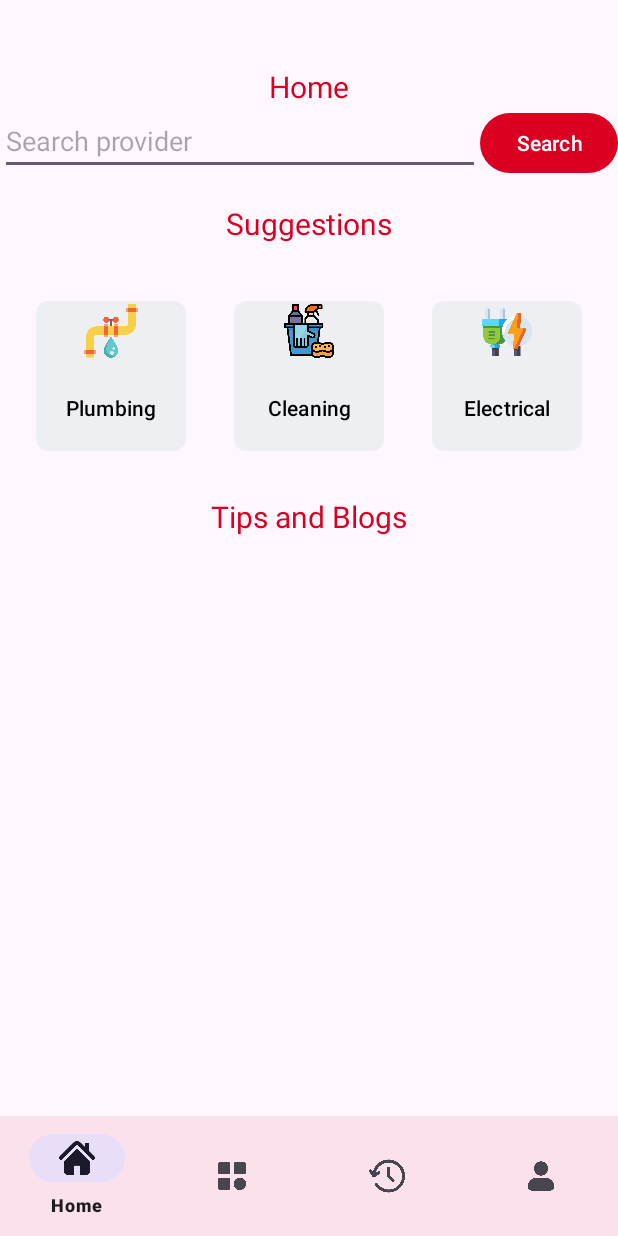
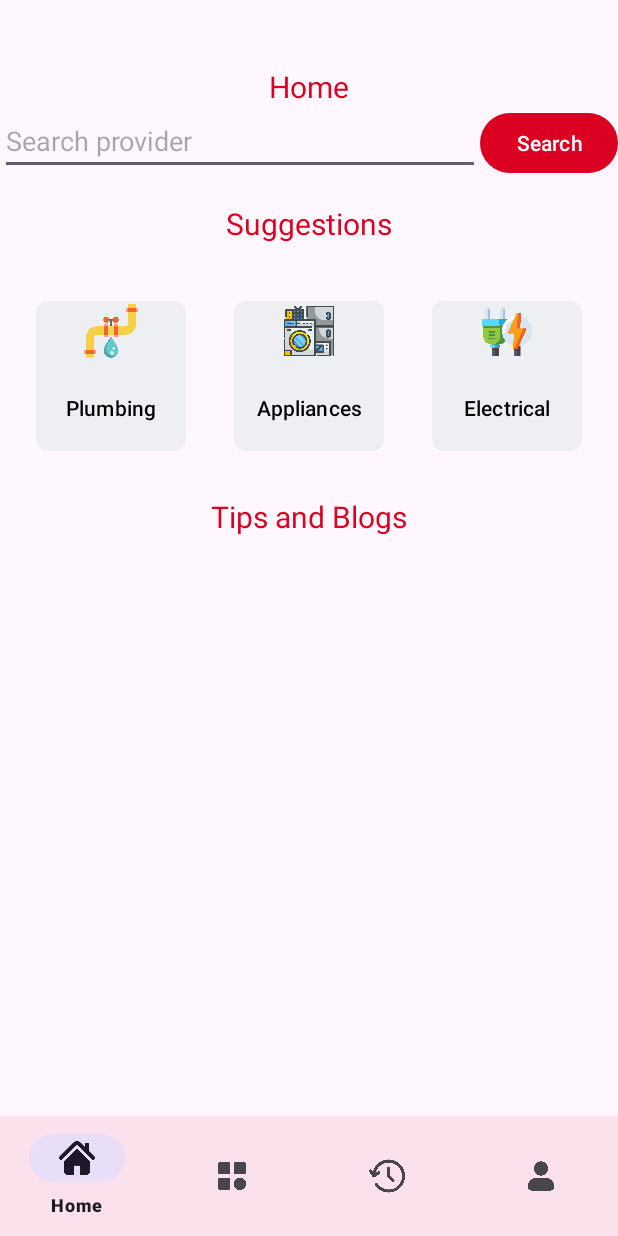
Before and after one commit to atiqurx/service-request-system, an Android app: the HomeFragment screen opened directly, with no data from a screen before it, on a phone screen of 412 x 824 dp. Run offline under Robolectric (Android 15) with nearby library versions, the phone set to English and light mode, and no system bars; our stand-ins replace Firebase (no records; nobody signed in at launch, a user with empty details on screens opened directly), navigation-ui.

Commit message:
update home suggestions

```diff
--- a/app/src/main/java/com/example/srs/SearchResults.java
+++ b/app/src/main/java/com/example/srs/SearchResults.java
@@ -152,6 +152,7 @@ public class SearchResults extends AppCompatActivity {
                             LinearLayout.LayoutParams.MATCH_PARENT,
                             LinearLayout.LayoutParams.WRAP_CONTENT));
                     textView.setText("No providers with the selected service at the moment");
+                    textView.setGravity(Gravity.CENTER);
                     mainLayout.addView(textView);
                 }
             } else {
--- a/app/src/main/java/com/example/srs/ui/home/HomeFragment.java
+++ b/app/src/main/java/com/example/srs/ui/home/HomeFragment.java
@@ -61,16 +61,16 @@ public class HomeFragment extends Fragment {
 
         // Set click listener for the buttons
         Button buttonPlumbing = root.findViewById(R.id.buttonPlumbing);
-        Button buttonCleaning = root.findViewById(R.id.buttonCleaning);
+        Button buttonAppliances = root.findViewById(R.id.buttonAppliances);
         Button buttonElectrical = root.findViewById(R.id.buttonElectrical);
 
         // Set icons for each button
         setButtonIcon(buttonPlumbing, R.drawable.ic_plumbing);
-        setButtonIcon(buttonCleaning, R.drawable.ic_home_cleaning);
+        setButtonIcon(buttonAppliances, R.drawable.ic_appliances);
         setButtonIcon(buttonElectrical, R.drawable.ic_electrical);
 
         buttonPlumbing.setOnClickListener(v -> navigateToSearchResults("Plumbing"));
-        buttonCleaning.setOnClickListener(v -> navigateToSearchResults("Cleaning"));
+        buttonAppliances.setOnClickListener(v -> navigateToSearchResults("Appliances"));
         buttonElectrical.setOnClickListener(v -> navigateToSearchResults("Electrical"));
 
         getChildFragmentManager().beginTransaction()
--- a/app/src/main/res/layout/fragment_home.xml
+++ b/app/src/main/res/layout/fragment_home.xml
@@ -96,11 +96,11 @@
                     android:background="@drawable/services_btn"/>
 
                 <Button
-                    android:id="@+id/buttonCleaning"
+                    android:id="@+id/buttonAppliances"
                     android:layout_width="match_parent"
                     android:layout_height="wrap_content"
                     android:layout_margin="6dp"
-                    android:text="Cleaning"
+                    android:text="Appliances"
                     style="@style/CustomButton"
                     android:textColor="@color/black"
                     android:background="@drawable/services_btn"/>
```
